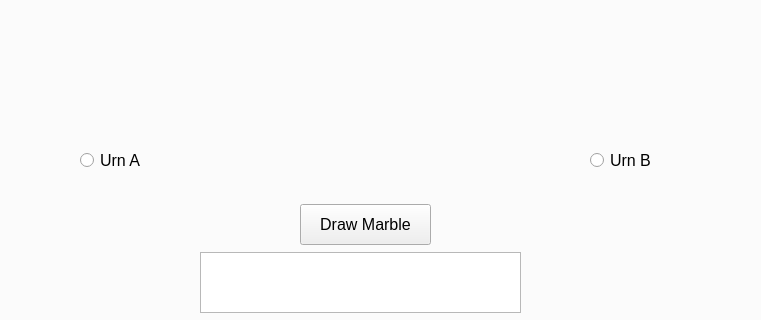
MikeDT/pyqt-psych, file ui/Screen.ui: the form before one commit; both pictures show x 182 to 943 and y 469 to 789 of the 1111 by 886 pixel window.
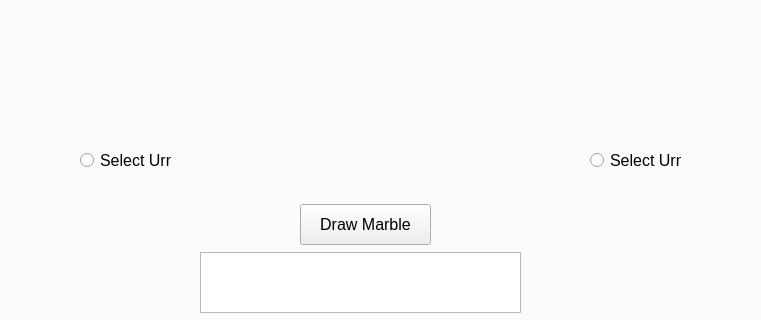
The form after the commit. The open tabs and pages were chosen to show the change. Icons and pictures are not drawn.

The edit to the form file:
```diff
--- a/ui/Screen.ui
+++ b/ui/Screen.ui
@@ -296,7 +296,7 @@
        </rect>
       </property>
       <property name="text">
-       <string>Urn A</string>
+       <string>Select Urn</string>
       </property>
      </widget>
      <widget class="QRadioButton" name="right_urn_b_radiobutton">
@@ -309,7 +309,7 @@
        </rect>
       </property>
       <property name="text">
-       <string>Urn B</string>
+       <string>Select Urn</string>
       </property>
      </widget>
      <widget class="QTextEdit" name="right_urn_textbox">
```
Left out of the diff: 2 changed lines with no effect on the pictures.
